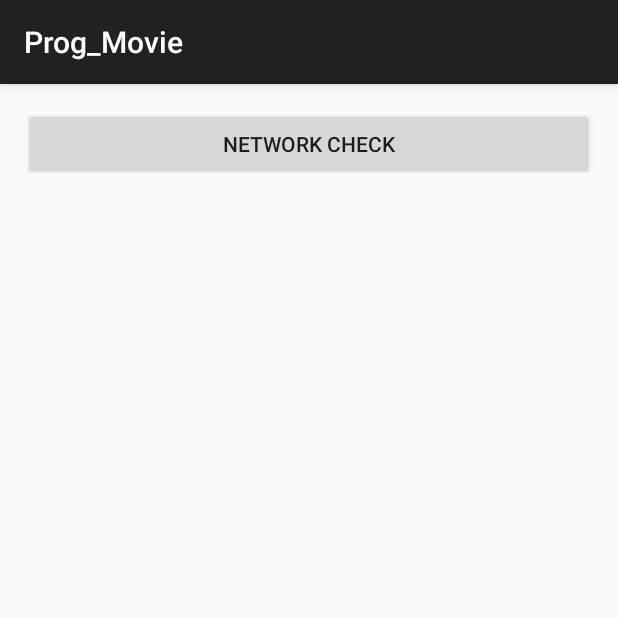
After one commit to smzn/Prog_MovieDBCheck, an Android app: the NetworkCheckActivity screen opened directly, with no data from a screen before it, on a phone screen of 412 x 824 dp, the top half of it. The commit adds this screen. Run offline under Robolectric (Android 15) with nearby library versions, the phone set to English and light mode, and no system bars.

Commit message:
2016/02/28 Upload

```diff
--- a/app/src/main/AndroidManifest.xml
+++ b/app/src/main/AndroidManifest.xml
@@ -3,6 +3,7 @@
     package="com.example.mizuno.prog_movie" >
 
     <uses-permission android:name="android.permission.INTERNET" />
+    <uses-permission android:name="android.permission.ACCESS_NETWORK_STATE" />
 
     <application
         android:allowBackup="true"
@@ -19,6 +20,8 @@
                 <category android:name="android.intent.category.LAUNCHER" />
             </intent-filter>
         </activity>
+        <activity android:name=".NetworkCheckActivity" >
+        </activity>
     </application>
 
 </manifest>
--- /dev/null
+++ b/app/src/main/java/com/example/mizuno/prog_movie/NetworkCheckActivity.java
@@ -0,0 +1,49 @@
+package com.example.mizuno.prog_movie;
+
+import android.net.ConnectivityManager;
+import android.net.NetworkInfo;
+import android.os.Bundle;
+import android.support.v7.app.ActionBarActivity;
+import android.view.View;
+import android.widget.Button;
+import android.widget.TextView;
+
+public class NetworkCheckActivity extends ActionBarActivity {
+
+    //ConnectivityManagerの取得
+    ConnectivityManager cm;
+
+    @Override
+    protected void onCreate(Bundle savedInstanceState) {
+        super.onCreate(savedInstanceState);
+        setContentView(R.layout.activity_network_check);
+
+        //ConnectivityManagerの取得
+        cm = (ConnectivityManager)getSystemService(CONNECTIVITY_SERVICE);
+
+        Button button = (Button)findViewById(R.id.button);
+        final TextView textView = (TextView)findViewById(R.id.textView);
+
+        button.setOnClickListener(new View.OnClickListener() {
+            @Override
+            public void onClick(View v) {
+                //network情報の取得
+                //マニフェストにACCESS_NETWORK_STATEを追加
+                NetworkInfo networkInfo = cm.getActiveNetworkInfo();
+
+                if(networkInfo == null){
+                    textView.setText("No Network Connection!");
+                    return;
+                }
+                if(networkInfo.isConnected()){
+                    //ネットワーク接続可能
+                    textView.setText(String.valueOf(networkInfo.getTypeName()));
+                }else{
+                    //ネットワーク接続不可能
+                    textView.setText("No Network Connection!!");
+                }
+            }
+        });
+
+    }
+}
--- /dev/null
+++ b/app/src/main/res/layout/activity_network_check.xml
@@ -0,0 +1,23 @@
+<?xml version="1.0" encoding="utf-8"?>
+<RelativeLayout xmlns:android="http://schemas.android.com/apk/res/android"
+    xmlns:tools="http://schemas.android.com/tools" android:layout_width="match_parent"
+    android:layout_height="match_parent" android:paddingLeft="@dimen/activity_horizontal_margin"
+    android:paddingRight="@dimen/activity_horizontal_margin"
+    android:paddingTop="@dimen/activity_vertical_margin"
+    android:paddingBottom="@dimen/activity_vertical_margin" tools:context=".NetworkCheckActivity">
+
+    <Button
+        android:layout_width="fill_parent"
+        android:layout_height="wrap_content"
+        android:text="Network Check"
+        android:id="@+id/button"
+        android:layout_alignParentTop="true"
+        android:layout_centerHorizontal="true" />
+
+    <TextView
+        android:layout_width="wrap_content"
+        android:layout_height="wrap_content"
+        android:id="@+id/textView"
+        android:layout_below="@+id/button"
+        android:layout_centerHorizontal="true" />
+</RelativeLayout>
```
Also changed, not shown: app/src/main/java/com/example/mizuno/prog_movie/MovieActivity.java (+11 -0 lines), app/src/main/res/layout/activity_movie.xml (+20 -5 lines).
